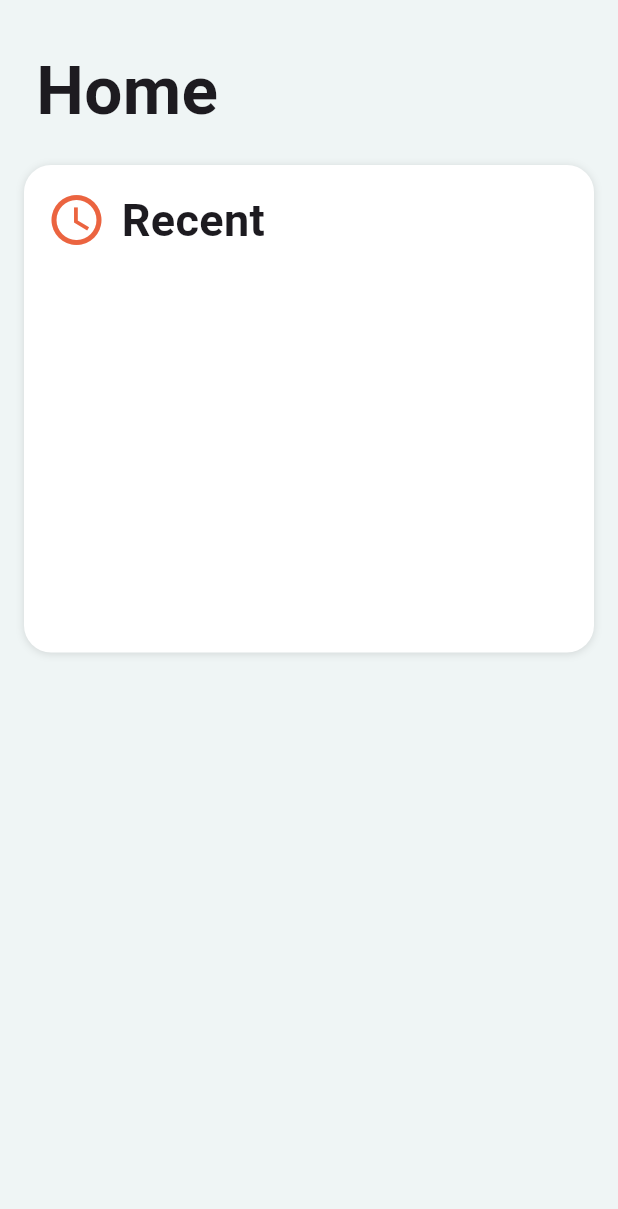
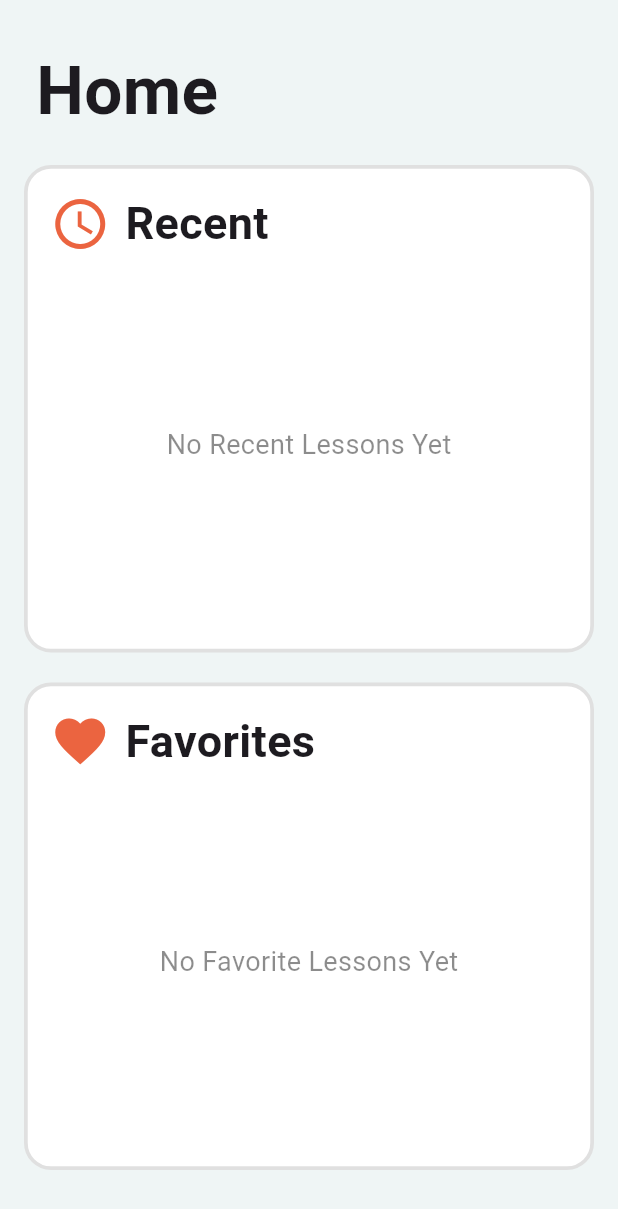
Before and after one commit to kien-ship-it/Kien-s_english_app, a Flutter app: the HomeScreen widget shown alone on an empty page, opened directly, on a phone screen of 412 x 824 dp. Shown: the top 1209 px of the screen. Run offline on Flutter 3.47's test engine with Material 3 defaults, Android fonts, the phone set to English and light mode, and no system bars; our stand-ins replace cloud_firestore, firebase_auth, firebase_core, firebase_storage, flip_card, flutter_gemini and 2 more; missing offline and left inert: survey_kit, translator; accounts and stored records are empty.

Commit message:
Design favorite box

```diff
--- a/lib/GlobalData.dart
+++ b/lib/GlobalData.dart
@@ -61,6 +61,15 @@ class GlobalData {
     }
   }
 
+  static void updateISFavoriteById(String lessonId) {
+    for (var i = 0; i < listPersonalLesson.length; i++) {
+      if (listPersonalLesson[i].id == lessonId) {
+        listPersonalLesson[i].isFavorite = !listPersonalLesson[i].isFavorite;
+        break;
+      }
+    }
+  }
+
   static List<LessonModel> getListPersonalLessonSortByTime() {
     List<LessonModel> result = [];
     for (var e in listPersonalLesson) {
@@ -69,4 +78,14 @@ class GlobalData {
     result.sort((a, b) => b.latestOpenedDate.compareTo(a.latestOpenedDate));
     return result;
   }
+
+  static List<LessonModel> getListFavoriteLesson() {
+    List<LessonModel> result = [];
+    for (var e in listPersonalLesson) {
+      if (e.isFavorite) {
+        result.add(e);
+      }
+    }
+    return result;
+  }
 }
--- a/lib/features/home/home_screen.dart
+++ b/lib/features/home/home_screen.dart
@@ -1,10 +1,7 @@
+
 import 'package:english_app/models/LessonModel.dart';
-import 'package:flutter/cupertino.dart';
 import 'package:flutter/material.dart';
-import 'package:flutter/widgets.dart';
-
 import '../../GlobalData.dart';
-import '../../Widgets/MinimalLessonWidget.dart';
 import '../../services/store.dart';
 import '../lesson/IndividualLesson/ALessonScreen.dart';
 
@@ -16,12 +13,14 @@ class HomeScreen extends StatefulWidget {
 }
 
 class _HomeScreenState extends State<HomeScreen> {
-  List<LessonModel> listLesson = [];
+  List<LessonModel> listRecentLesson = [];
+  List<LessonModel> listFavoriteLesson = [];
 
   @override
   void initState() {
     super.initState();
-    listLesson = GlobalData.getListPersonalLessonSortByTime();
+    listRecentLesson = GlobalData.getListPersonalLessonSortByTime();
+    listFavoriteLesson = GlobalData.getListFavoriteLesson();
   }
 
   @override
@@ -49,13 +48,14 @@ class _HomeScreenState extends State<HomeScreen> {
                   decoration: BoxDecoration(
                     color: Colors.white,
                     borderRadius: BorderRadius.circular(18),
-                    boxShadow: const [
-                      BoxShadow(
-                        color: Colors.black12,
-                        blurRadius: 4.0,
-                        offset: Offset(0, 1),
-                      ),
-                    ],
+                    // boxShadow: const [
+                    //   BoxShadow(
+                    //     color: Colors.black12,
+                    //     blurRadius: 4.0,
+                    //     offset: Offset(0, 1),
+                    //   ),
+                    // ],
+                    border: Border.all(color: Colors.grey.shade300, width: 2.5),
                   ),
                   height: 325,
                   child: Column(
@@ -76,28 +76,42 @@ class _HomeScreenState extends State<HomeScreen> {
                             ]
                         ),
                       ),
-                      const SizedBox(height: 10),
+                      listRecentLesson.isEmpty
+                          ? const SizedBox(height: 0)
+                          : const SizedBox(height: 10),
+                      listRecentLesson.isEmpty
+                          ? const Expanded(
+                          child: Center(child: Text(
+                              "No Recent Lessons Yet",
+                              style: TextStyle(
+                                  fontSize: 18,
+                                  fontWeight: FontWeight.w400,
+                                  color: Colors.black45 ,
+                              ),
+                          )
+                          )
+                      ):
                       Expanded(
                         child: Scrollbar(
                           radius: const Radius.circular(18),
                           child: ListView.builder(
-                            itemCount: listLesson.length,
+                            itemCount: listRecentLesson.length,
                             itemBuilder: (context, index) {
                               return SmallHomeLesson(
-                                title: listLesson[index].title,
+                                title: listRecentLesson[index].title,
                                 onTap: () {
                                   Navigator.push(
                                     context,
                                     MaterialPageRoute(
                                       builder: (context) =>
                                           ALessonScreen(
-                                              lessonModel: listLesson[index]
+                                              lessonModel: listRecentLesson[index]
                                           ),
                                     ),
                                   ).then((value) => setState(() {
                                     // update time
                                     FireStore.updateLatestOpenedDateById(
-                                        listLesson[index].id ?? "",
+                                        listRecentLesson[index].id ?? "",
                                         DateTime.now().toIso8601String());
                                   }));
                                 },
@@ -109,6 +123,96 @@ class _HomeScreenState extends State<HomeScreen> {
                     ],
                   ),
                 ),
+                const SizedBox(height: 20),
+                Container(
+                  padding: const EdgeInsets.all(10),
+                  margin: const EdgeInsets.symmetric(
+                      horizontal: 16,
+                      vertical: 0
+                  ),
+                  decoration: BoxDecoration(
+                    color: Colors.white,
+                    borderRadius: BorderRadius.circular(18),
+                    // boxShadow: const [
+                    //   BoxShadow(
+                    //     color: Colors.black12,
+                    //     blurRadius: 4.0,
+                    //     offset: Offset(0, 1),
+                    //   ),
+                    // ],
+                    border: Border.all(color: Colors.grey.shade300, width: 2.5),
+                  ),
+                  height: 325,
+                  child: Column(
+                    children: [
+                      Container(
+                        margin: const EdgeInsets.only(left: 5, top: 5),
+                        child: const Row(
+                            children: [
+                              Icon(
+                                Icons.favorite,
+                                size: 40,
+                                color: Color(0xFFEB6440),
+                              ),
+                              SizedBox(width: 10),
+                              Text(
+                                "Favorites",
+                                style: TextStyle(
+                                    fontSize: 30,
+                                    fontWeight: FontWeight.w600
+                                ),
+                              )
+                            ]
+                        ),
+                      ),
+                      listFavoriteLesson.isEmpty
+                          ? const SizedBox(height: 0)
+                          : const SizedBox(height: 10),
+                      listFavoriteLesson.isEmpty
+                          ? const Expanded(
+                          child: Center(child: Text(
+                            "No Favorite Lessons Yet",
+                            style: TextStyle(
+                              fontSize: 18,
+                              fontWeight: FontWeight.w400,
+                              color: Colors.black45 ,
+                            ),
+                          )
+                          )
+                      ):
+                      Expanded(
+                        child: Scrollbar(
+                          radius: const Radius.circular(18),
+                          child: ListView.builder(
+                            itemCount: listFavoriteLesson.length,
+                            itemBuilder: (context, index) {
+                              return SmallHomeLesson(
+                                title: listFavoriteLesson[index].title,
+                                onTap: () {
+                                  Navigator.push(
+                                    context,
+                                    MaterialPageRoute(
+                                      builder: (context) =>
+                                          ALessonScreen(
+                                              lessonModel: listFavoriteLesson[index]
+                                          ),
+                                    ),
+                                  ).then((value) => setState(() {
+                                    // update time
+                                    FireStore.updateLatestOpenedDateById(
+                                        listRecentLesson[index].id ?? "",
+                                        DateTime.now().toIso8601String());
+                                  }));
+                                },
+                              );
+                            },
+                          ),
+                        ),
+                      ),
+                    ],
+                  ),
+                ),
+                const SizedBox(height: 40),
               ],
             )
           ],
@@ -130,7 +234,7 @@ class SmallHomeLesson extends StatelessWidget {
       margin: const EdgeInsets.symmetric(horizontal: 10, vertical: 5.5),
       decoration: BoxDecoration(
         color: const Color(0xFFBFDEE2),
-        borderRadius: BorderRadius.circular(18),
+        borderRadius: BorderRadius.circular(20),
       ),
       child: Row(
         crossAxisAlignment: CrossAxisAlignment.center,
@@ -151,19 +255,19 @@ class SmallHomeLesson extends StatelessWidget {
           GestureDetector(
             onTap: onTap,
             child: Container(
-                margin: const EdgeInsets.symmetric(horizontal: 10, vertical: 3),
+                margin: const EdgeInsets.symmetric(horizontal: 9, vertical: 3),
                 alignment: Alignment.center,
                 width: 120,
                 height: 50,
                 decoration: BoxDecoration(
                   color: const Color(0xFFEB6440),
-                  borderRadius: BorderRadius.circular(18),
+                  borderRadius: BorderRadius.circular(100),
                 ),
                 child: const Text(
                   textAlign: TextAlign.center,
                   "START",
                   style: TextStyle(
-                      fontSize: 20,
+                      fontSize: 18,
                       fontWeight: FontWeight.w600
                   ),
                 )
--- a/lib/models/LessonModel.dart
+++ b/lib/models/LessonModel.dart
@@ -6,7 +6,7 @@ class LessonModel {
   String? id;
   final String title;
   final String description;
-  final bool isFavorite;
+  bool isFavorite;
   final String color;
   final List<WordModel> listWordModel;
   String story;
@@ -50,7 +50,7 @@ class LessonModel {
       id: json['id'],
       title: json['title'],
       description: json['description'],
-      isFavorite: json['isLightning'],
+      isFavorite: json['isFavorite'],
       color: json['color'],
       listWordModel: listWordModel,
       story: json['story'],
@@ -63,7 +63,7 @@ class LessonModel {
       'id': id,
       'title': title,
       'description': description,
-      'isLightning': isFavorite,
+      'isFavorite': isFavorite,
       'color': color,
       'listWordModel': listWordModel.map((e) => e.toJson()).toList(),
       'story': story,
@@ -130,4 +130,5 @@ class LessonModel {
   void updateStory(String newStory) {
     story = newStory;
   }
+
 }
--- a/lib/services/AIService.dart
+++ b/lib/services/AIService.dart
@@ -20,7 +20,9 @@ class AIService {
           "Maximum word count is 120. The audience are english learners "
           "who just encountered the words the first time,"
           "make the story easy to understand and interesting to read."
-          "Here are the words (the story MUST contain all the words): "
+          "Do not make the given words a name of a character in the story or "
+          "put them in double quotation mark."
+          "Here are the words (the story must contain all the words given): "
           "${lesson.listWordModel.map((e) => e.word).join(", ")}",
     );
 
```
Also changed, not shown: lib/Widgets/LessonBox.dart (+12 -2 lines), lib/Widgets/MinimalLessonWidget.dart (deleted, +0 -28 lines), lib/services/store.dart (+18 -0 lines), pubspec.lock.
